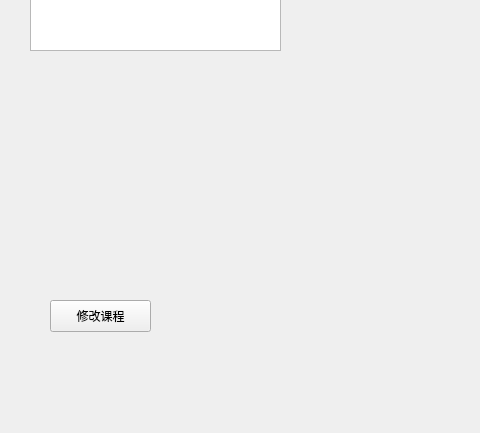
Qt form MainProject2/mainwindow.ui (jiangruizhang/EasyElective) before a commit; both pictures show x 0 to 480 and y 250 to 683 of the 1077 by 683 pixel window.
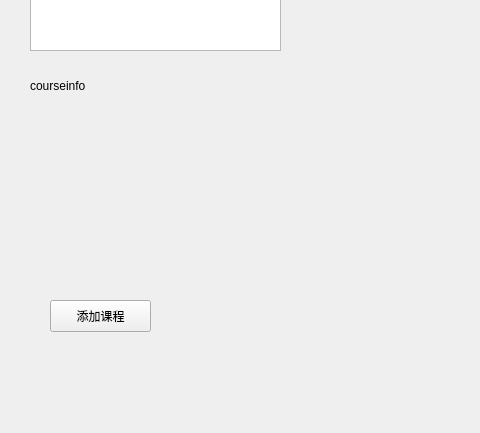
The same form after that commit.

Commit message: 加入了添加课程功能，以及选中显示详细内容

Diff of the .ui file:
```diff
--- a/MainProject2/mainwindow.ui
+++ b/MainProject2/mainwindow.ui
@@ -34,7 +34,20 @@
      </rect>
     </property>
     <property name="text">
-     <string>修改课程</string>
+     <string>添加课程</string>
+    </property>
+   </widget>
+   <widget class="QLabel" name="courseInfo">
+    <property name="geometry">
+     <rect>
+      <x>30</x>
+      <y>310</y>
+      <width>151</width>
+      <height>51</height>
+     </rect>
+    </property>
+    <property name="text">
+     <string>courseinfo</string>
     </property>
    </widget>
   </widget>
```
Left out of the diff: 4 changed lines with no effect on the pictures. The commit also changes 12 other files.
